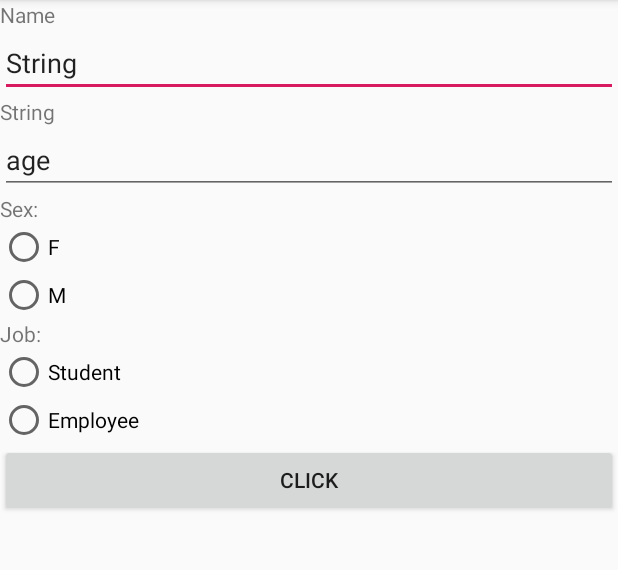
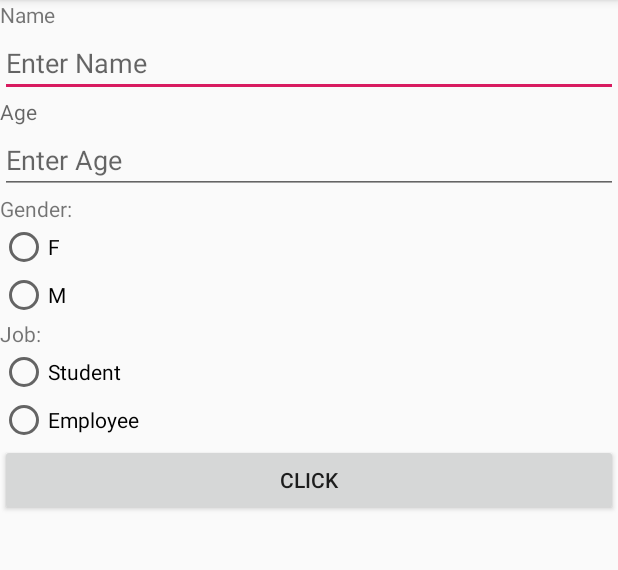
Before and after one commit to elisa81/InputOutputInfo, an Android app: the screen it shows after launch (MainActivity), on a phone screen of 412 x 824 dp, the part 84-654 px from its top. Run offline under Robolectric (Android 15) with nearby library versions, the phone set to English and light mode, and no system bars.

Commit message:
running inputoutput form

```diff
--- a/app/src/main/java/com/jmj/edu/inputoutputinfo/MainActivity.java
+++ b/app/src/main/java/com/jmj/edu/inputoutputinfo/MainActivity.java
@@ -15,10 +15,11 @@ public class MainActivity extends AppCompatActivity implements View.OnClickListe
     Button button;
     RadioButton radioButtonF, radioButtonM, radioButtonS, radioButtonJ;
     EditText editText, editText2;
-    RadioGroup Sex;
+    RadioGroup Gender;
     RadioGroup Job;
-    String name, job, sex, age;
-    TextView textView3;
+    String name, job, gender, age;
+    TextView textViewResult;
+    String result;
 
 
     @Override
@@ -26,41 +27,43 @@ public class MainActivity extends AppCompatActivity implements View.OnClickListe
         super.onCreate(savedInstanceState);
         setContentView(R.layout.activity_main);
 
+        textViewResult = findViewById(R.id.textViewResult);
+
         editText = findViewById(R.id.editText);
         editText.setOnKeyListener(this);
         editText2 = findViewById(R.id.editText2);
         editText2.setOnKeyListener(this);
-        textView3 = findViewById(R.id.textView3);
+
         button = (Button) findViewById(R.id.button);
         button.setOnClickListener(this);
+
+        Gender = findViewById(R.id.Gender);
         radioButtonF = (RadioButton) findViewById(R.id.radioButtonF);
-        Sex.setOnCheckedChangeListener(this);
         radioButtonM = (RadioButton) findViewById(R.id.radioButtonM);
-        Sex.setOnCheckedChangeListener(this);
+
+        Job = (RadioGroup) findViewById(R.id.Job);
         radioButtonJ = (RadioButton) findViewById(R.id.radioButtonJ);
+        radioButtonS = (RadioButton) findViewById(R.id.radioButtonS);
+
         Job.setOnCheckedChangeListener(this);
-        radioButtonS = (RadioButton) findViewById(R.id.radioButtonS);
-        Job.setOnCheckedChangeListener(this);
-        Job = (RadioGroup) findViewById(R.id.Job);
-        Job.setOnCheckedChangeListener(this);
-        Sex = (RadioGroup) findViewById(R.id.Sex);
-        Job.setOnCheckedChangeListener(this);
+        Gender.setOnCheckedChangeListener(this);
+
     }
-
 
     @Override
     public void onClick(View v) {
-        textView3.setText("Name: " + name + "Age: " + age + "Sex: " + sex + "Job: " + job);
+        result = "Name: " + name + " / Age: " + age + " / Gender: " + gender + " / Job: " + job;
+        textViewResult.setText(result);
     }
 
     @Override
     public void onCheckedChanged(RadioGroup radioGroup, int checkedId) {
         switch (checkedId) {
             case R.id.radioButtonF:
-                sex = radioButtonF.getText().toString();
+                gender = radioButtonF.getText().toString();
                 break;
             case R.id.radioButtonM:
-                sex = radioButtonM.getText().toString();
+                gender = radioButtonM.getText().toString();
                 break;
             case R.id.radioButtonS:
                 job = radioButtonS.getText().toString();
@@ -74,13 +77,12 @@ public class MainActivity extends AppCompatActivity implements View.OnClickListe
 
     @Override
         public boolean onKey(View v, int keyCode, KeyEvent event) {
-
         switch (v.getId()){
             case R.id.editText:
-                name=((EditText)v).getText().toString();
+                name = editText.getText().toString();
                 break;
             case R.id.editText2:
-                age=((EditText)v).getText().toString();
+                age = editText2.getText().toString();
                 break;
         }
         return false;
--- a/app/src/main/res/layout/activity_main.xml
+++ b/app/src/main/res/layout/activity_main.xml
@@ -12,22 +12,23 @@
         android:id="@+id/textView"
         android:layout_width="match_parent"
         android:layout_height="wrap_content"
-        android:text="Name" />
+        android:text="@string/textView" />
 
     <EditText
         android:id="@+id/editText"
         android:layout_width="match_parent"
         android:layout_height="wrap_content"
         android:ems="10"
+        android:hint="Enter Name"
         android:inputType="textPersonName"
 
-        android:text="@string/name" />
+        />
 
     <TextView
         android:id="@+id/textView2"
         android:layout_width="match_parent"
         android:layout_height="wrap_content"
-        android:text="@string/age" />
+        android:hint="Age"/>
 
     <EditText
         android:id="@+id/editText2"
@@ -35,20 +36,20 @@
         android:layout_height="wrap_content"
         android:ems="10"
         android:inputType="number"
-        android:text="@string/editText2" />
+        android:hint="Enter Age" />
 
     <TextView
         android:id="@+id/textView4"
         android:layout_width="match_parent"
         android:layout_height="wrap_content"
-        android:text="Sex:" />
+        android:text="Gender:" />
 
     <RadioGroup
-        android:id="@+id/Sex"
+        android:id="@+id/Gender"
         android:layout_width="match_parent"
         android:layout_height="wrap_content"
         android:orientation="vertical"
-        android:text="@string/Sex">
+        android:text="@string/Gender">
 
         <RadioButton
             android:id="@+id/radioButtonF"
@@ -100,7 +101,7 @@
         android:text="Click" />
 
     <TextView
-        android:id="@+id/textView3"
+        android:id="@+id/textViewResult"
         android:layout_width="match_parent"
         android:layout_height="wrap_content"
         android:text="" />
--- a/app/src/main/res/values/strings.xml
+++ b/app/src/main/res/values/strings.xml
@@ -3,10 +3,11 @@
     <string name="plain_text">plain_text</string>
     <string name="editText2">age</string>
     <string name="editText">name</string>
-    <string name="Sex">Sex</string>
+    <string name="Gender">Gender</string>
     <string name="Job">Job</string>
     <string name="age">String</string>
     <string name="name">String</string>
     <string name="click">String</string>
+    <string name="textView">Name</string>
 
 </resources>
```
